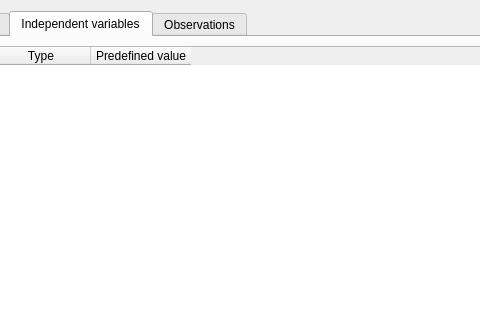
The window that project.ui (olivierfriard/BORIS) describes before a commit, drawn with Qt 5; both pictures show x 232 to 712 and y 0 to 320 of the 987 by 578 pixel window.
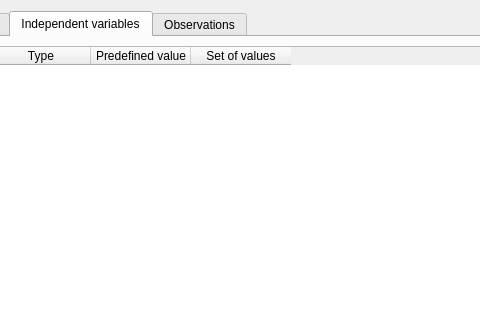
The same window after the commit. The open tabs and pages were chosen to show the change.

Commit message: added set of values for independent variables

The edit to the form file:
```diff
--- a/project.ui
+++ b/project.ui
@@ -415,6 +415,11 @@
                <string>Predefined value</string>
               </property>
              </column>
+             <column>
+              <property name="text">
+               <string>Set of values</string>
+              </property>
+             </column>
             </widget>
            </item>
            <item>
```
Left out of the diff: 2 changed lines with no effect on the pictures. The commit also changes 4 other files.
